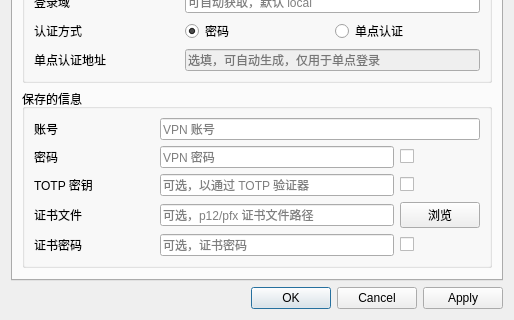
The window that settingwindow/settingwindow.ui (chenx-dust/EZ4Connect) describes before a commit, drawn with Qt 5; both pictures show x 0 to 514 and y 209 to 529 of the 514 by 529 pixel window.
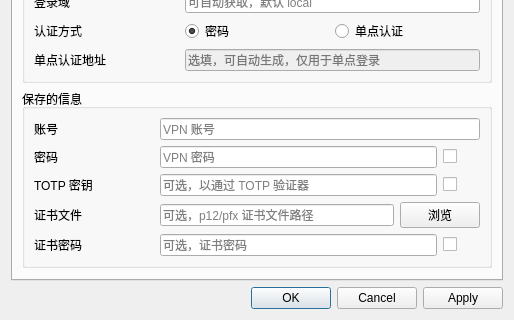
The same window after the commit. The open tabs and pages were chosen to show the change.

Patch:
```diff
--- a/settingwindow/settingwindow.ui
+++ b/settingwindow/settingwindow.ui
@@ -364,7 +364,7 @@
           <string>保存的信息</string>
          </property>
          <layout class="QGridLayout" name="gridLayout_6">
-          <item row="3" column="2">
+          <item row="3" column="2" colspan="2">
            <widget class="QLineEdit" name="totpSecretLineEdit">
             <property name="echoMode">
              <enum>QLineEdit::EchoMode::Password</enum>
@@ -381,7 +381,7 @@
             </property>
            </widget>
           </item>
-          <item row="1" column="2">
+          <item row="1" column="2" colspan="2">
            <widget class="QLineEdit" name="passwordLineEdit">
             <property name="echoMode">
              <enum>QLineEdit::EchoMode::Password</enum>
@@ -391,14 +391,14 @@
             </property>
            </widget>
           </item>
-          <item row="1" column="3">
+          <item row="1" column="4">
            <widget class="QCheckBox" name="passwordVisibleCheckBox">
             <property name="text">
              <string/>
             </property>
            </widget>
           </item>
-          <item row="0" column="2" colspan="2">
+          <item row="0" column="2" colspan="3">
            <widget class="QLineEdit" name="usernameLineEdit">
             <property name="placeholderText">
              <string>VPN 账号</string>
@@ -428,7 +428,7 @@
             </property>
            </spacer>
           </item>
-          <item row="3" column="3">
+          <item row="3" column="4">
            <widget class="QCheckBox" name="totpSecretVisibleCheckBox">
             <property name="text">
              <string/>
@@ -456,7 +456,7 @@
             </property>
            </widget>
           </item>
-          <item row="5" column="3">
+          <item row="5" column="3" colspan="2">
            <widget class="QPushButton" name="certFileBrowseButton">
             <property name="text">
              <string>浏览</string>
@@ -470,7 +470,7 @@
             </property>
            </widget>
           </item>
-          <item row="6" column="2">
+          <item row="6" column="2" colspan="2">
            <widget class="QLineEdit" name="certPasswordLineEdit">
             <property name="echoMode">
              <enum>QLineEdit::EchoMode::Password</enum>
@@ -480,7 +480,7 @@
             </property>
            </widget>
           </item>
-          <item row="6" column="3">
+          <item row="6" column="4">
            <widget class="QCheckBox" name="certPasswordVisibleCheckBox">
             <property name="text">
              <string/>
```
